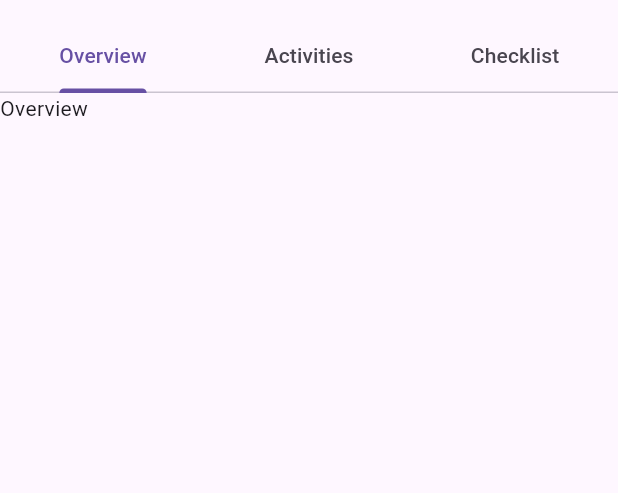
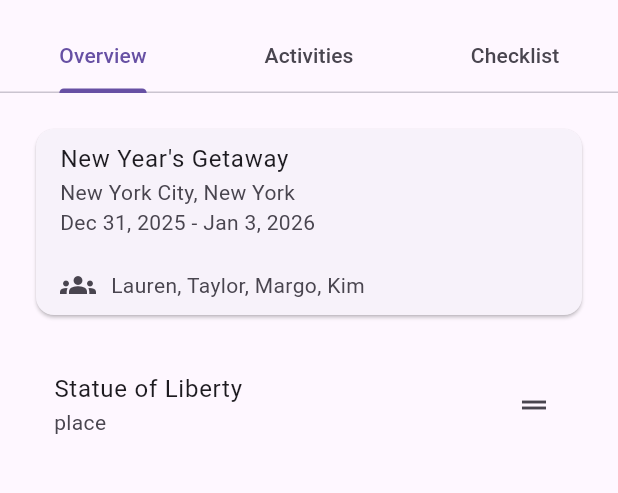
Before and after one commit to lajacl/tropica-guide, a Flutter app: the TripDetail screen opened directly, on a phone screen of 412 x 824 dp, the part 63-556 px from its top. Run offline on Flutter 3.47's test engine with Material 3 defaults, Android fonts, the phone set to English and light mode, and no system bars.

Commit message:
Create trip overview tab

```diff
--- /dev/null
+++ b/lib/screens/overview_tab.dart
@@ -0,0 +1,45 @@
+import 'package:flutter/material.dart';
+
+class OverviewTab extends StatelessWidget {
+  final String tripId;
+  const OverviewTab({super.key, required this.tripId});
+
+  @override
+  Widget build(BuildContext context) {
+    return Padding(
+      padding: EdgeInsetsGeometry.directional(start: 20, end: 20, top: 20),
+      child: Column(
+        children: [
+          Card(
+            child: ListTile(
+              title: Text('New Year\'s Getaway'),
+              subtitle: Column(
+                mainAxisAlignment: MainAxisAlignment.start,
+                crossAxisAlignment: CrossAxisAlignment.start,
+                mainAxisSize: MainAxisSize.min,
+                children: [
+                  Text('New York City, New York'),
+                  Text('Dec 31, 2025 - Jan 3, 2026'),
+                  SizedBox(height: 20),
+                  Row(
+                    children: [
+                      Icon(Icons.groups),
+                      SizedBox(width: 10),
+                      Text('Lauren, Taylor, Margo, Kim'),
+                    ],
+                  ),
+                ],
+              ),
+            ),
+          ),
+          SizedBox(height: 20),
+          ListTile(
+            title: Text('Statue of Liberty'),
+            subtitle: Text('place'),
+            trailing: const Icon(Icons.drag_handle),
+          ),
+        ],
+      ),
+    );
+  }
+}
--- a/lib/screens/trip_detail.dart
+++ b/lib/screens/trip_detail.dart
@@ -1,4 +1,5 @@
 import 'package:flutter/material.dart';
+import 'package:tropica_guide/screens/overview_tab.dart';
 
 class TripDetail extends StatelessWidget {
   final String tripId;
@@ -21,7 +22,11 @@ class TripDetail extends StatelessWidget {
           actions: [IconButton(icon: const Icon(Icons.tune), onPressed: null)],
         ),
         body: TabBarView(
-          children: [Text('Overview'), Text('Activities'), Text('Checklist')],
+          children: [
+            OverviewTab(tripId: tripId),
+            Text('Activities'),
+            Text('Checklist'),
+          ],
         ),
       ),
     );
```
